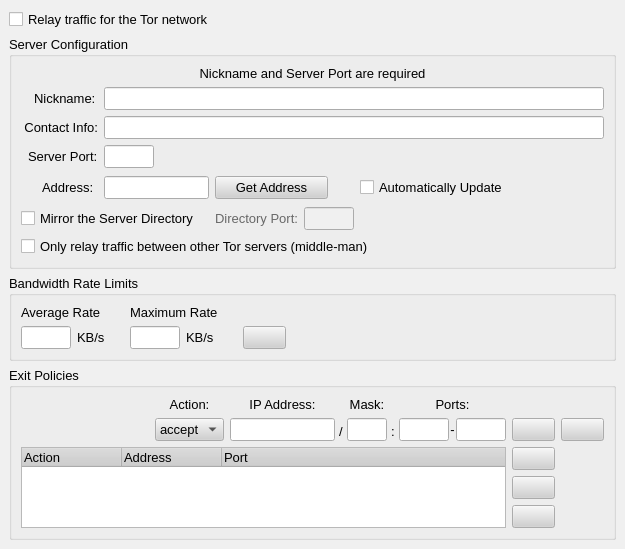
The window that src/gui/config/serverpage.ui (a-ilin/vidalia) describes before a commit, drawn with Qt 5.
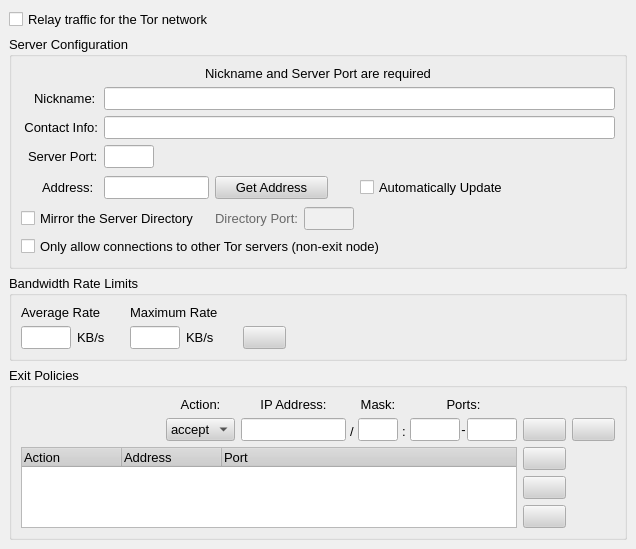
The same window after the commit. Icons and pictures are not drawn.

Commit message:
Change some wording as recommended by Roger.
svn:r1096

Patch:
```diff
--- a/src/gui/config/serverpage.ui
+++ b/src/gui/config/serverpage.ui
@@ -356,7 +356,7 @@
             <string>If selected, clients will not exit the Tor network through your server</string>
            </property>
            <property name="text" >
-            <string>Only relay traffic between other Tor servers (middle-man)</string>
+            <string>Only allow connections to other Tor servers (non-exit node)</string>
            </property>
           </widget>
          </item>
```
